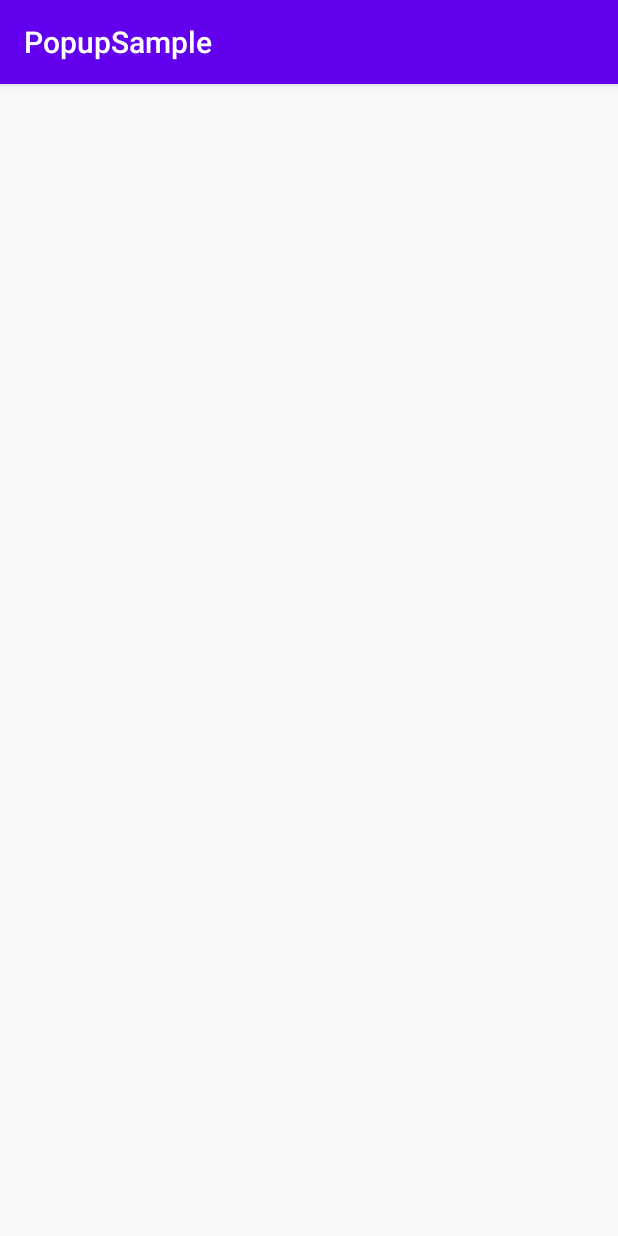
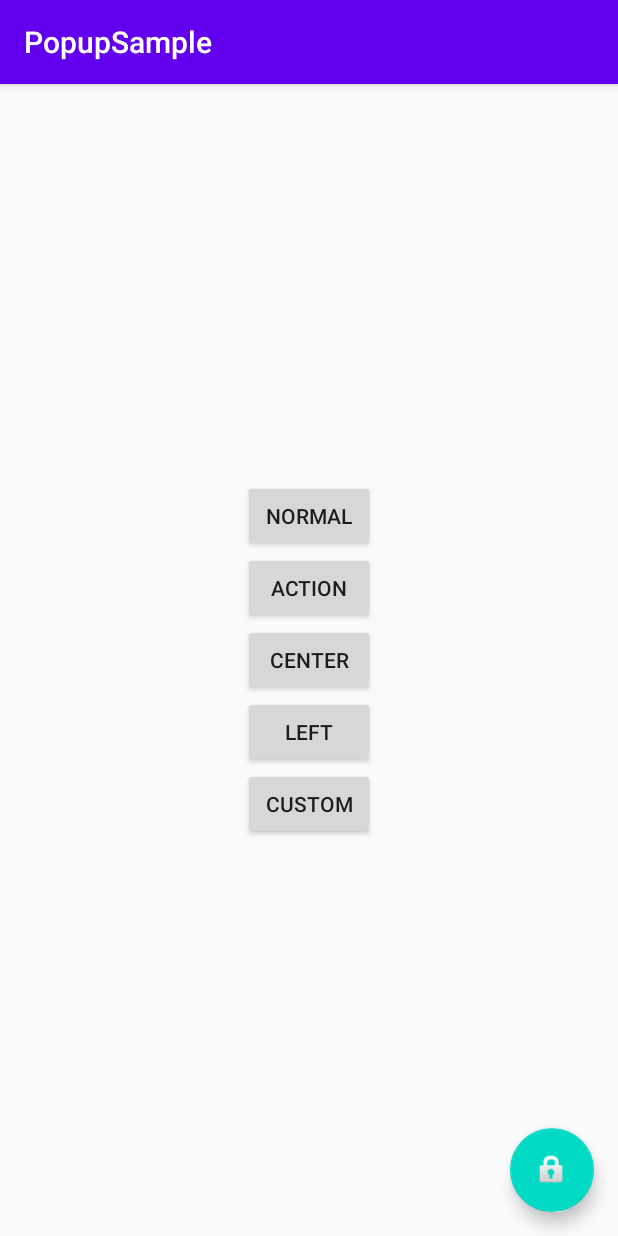
Before and after one commit to adventam10/PopupSample, an Android app: the screen it shows after launch (DialogActivity before the commit, SnackBarActivity after it), after a tap on "SnackBar", on a phone screen of 412 x 824 dp. Run offline under Robolectric (Android 15) with nearby library versions, the phone set to English and light mode, and no system bars.

Commit message:
Add snackbar

```diff
--- a/PopupSample/app/build.gradle
+++ b/PopupSample/app/build.gradle
@@ -34,4 +34,5 @@ dependencies {
     testImplementation 'junit:junit:4.12'
     androidTestImplementation 'androidx.test.ext:junit:1.1.1'
     androidTestImplementation 'androidx.test.espresso:espresso-core:3.2.0'
+    implementation 'com.google.android.material:material:1.1.0'
 }
--- a/PopupSample/app/src/main/AndroidManifest.xml
+++ b/PopupSample/app/src/main/AndroidManifest.xml
@@ -9,7 +9,8 @@
         android:roundIcon="@mipmap/ic_launcher_round"
         android:supportsRtl="true"
         android:theme="@style/AppTheme">
-        <activity android:name=".ToastActivity"></activity>
+        <activity android:name=".SnackBarActivity"></activity>
+        <activity android:name=".ToastActivity" />
         <activity android:name=".DialogActivity" />
         <activity android:name=".MainActivity">
             <intent-filter>
--- a/PopupSample/app/src/main/java/com/example/popupsample/MainActivity.kt
+++ b/PopupSample/app/src/main/java/com/example/popupsample/MainActivity.kt
@@ -23,7 +23,7 @@ class MainActivity : AppCompatActivity() {
                 Menu.Dialog -> Intent(this, DialogActivity::class.java)
                 Menu.PopupWindow -> Intent(this, DialogActivity::class.java)
                 Menu.Toast -> Intent(this, ToastActivity::class.java)
-                Menu.SnackBar -> Intent(this, DialogActivity::class.java)
+                Menu.SnackBar -> Intent(this, SnackBarActivity::class.java)
                 Menu.Menu -> Intent(this, DialogActivity::class.java)
             }
 
--- /dev/null
+++ b/PopupSample/app/src/main/java/com/example/popupsample/SnackBarActivity.kt
@@ -0,0 +1,59 @@
+package com.example.popupsample
+
+import androidx.appcompat.app.AppCompatActivity
+import android.os.Bundle
+import android.view.Gravity
+import android.view.View
+import android.widget.Button
+import android.widget.Toast
+import androidx.core.content.ContextCompat
+import com.google.android.material.snackbar.Snackbar
+
+
+class SnackBarActivity : AppCompatActivity() {
+
+    override fun onCreate(savedInstanceState: Bundle?) {
+        super.onCreate(savedInstanceState)
+        setContentView(R.layout.activity_snack_bar)
+        val root = findViewById<View>(R.id.root)
+        findViewById<Button>(R.id.button_normal).setOnClickListener {
+            Snackbar
+                .make(root, "Normal", Snackbar.LENGTH_SHORT)
+                .show()
+        }
+
+        findViewById<Button>(R.id.button_action).setOnClickListener {
+            Snackbar
+                .make(root, "Add Action", Snackbar.LENGTH_SHORT)
+                .setAction("action") {
+                    Toast.makeText(this, "Action", Toast.LENGTH_SHORT).show()
+                }
+                .show()
+        }
+
+        findViewById<Button>(R.id.button_center).setOnClickListener {
+            Snackbar
+                .make(findViewById(R.id.center), "Center", Snackbar.LENGTH_SHORT)
+                .show()
+        }
+
+        findViewById<Button>(R.id.button_left).setOnClickListener {
+            Snackbar
+                .make(findViewById(R.id.coordinatorLayout), "Left", Snackbar.LENGTH_SHORT)
+                .show()
+        }
+
+        findViewById<Button>(R.id.button_custom).setOnClickListener {
+            Snackbar
+                .make(root, "Custom", Snackbar.LENGTH_LONG)
+                .setAction("action") {
+                    Toast.makeText(this, "Action", Toast.LENGTH_SHORT).show()
+                }
+                .setTextColor(ContextCompat.getColor(this, R.color.colorAccent))
+                .setActionTextColor(ContextCompat.getColor(this, R.color.colorPrimary))
+                .setBackgroundTint(ContextCompat.getColor(this, R.color.colorPrimaryDark))
+                .setAnchorView(R.id.fab)
+                .show()
+        }
+    }
+}
--- /dev/null
+++ b/PopupSample/app/src/main/res/layout/activity_snack_bar.xml
@@ -0,0 +1,73 @@
+<?xml version="1.0" encoding="utf-8"?>
+<androidx.constraintlayout.widget.ConstraintLayout xmlns:android="http://schemas.android.com/apk/res/android"
+    xmlns:app="http://schemas.android.com/apk/res-auto"
+    xmlns:tools="http://schemas.android.com/tools"
+    android:id="@+id/root"
+    android:layout_width="match_parent"
+    android:layout_height="match_parent"
+    tools:context=".SnackBarActivity">
+
+    <LinearLayout
+        android:layout_width="wrap_content"
+        android:layout_height="wrap_content"
+        android:orientation="vertical"
+        app:layout_constraintStart_toStartOf="parent"
+        app:layout_constraintEnd_toEndOf="parent"
+        app:layout_constraintTop_toTopOf="parent"
+        app:layout_constraintBottom_toBottomOf="parent">
+
+        <Button
+            android:id="@+id/button_normal"
+            android:layout_width="wrap_content"
+            android:layout_height="wrap_content"
+            android:text="Normal" />
+        <Button
+            android:id="@+id/button_action"
+            android:layout_width="wrap_content"
+            android:layout_height="wrap_content"
+            android:text="Action" />
+        <Button
+            android:id="@+id/button_center"
+            android:layout_width="wrap_content"
+            android:layout_height="wrap_content"
+            android:text="Center" />
+        <Button
+            android:id="@+id/button_left"
+            android:layout_width="wrap_content"
+            android:layout_height="wrap_content"
+            android:text="Left" />
+        <Button
+            android:id="@+id/button_custom"
+            android:layout_width="wrap_content"
+            android:layout_height="wrap_content"
+            android:text="Custom" />
+    </LinearLayout>
+
+    <androidx.coordinatorlayout.widget.CoordinatorLayout
+        android:id="@+id/coordinatorLayout"
+        android:layout_width="wrap_content"
+        android:layout_height="wrap_content"
+        android:layout_marginStart="16dp"
+        app:layout_constraintBottom_toTopOf="@+id/fab"
+        app:layout_constraintStart_toStartOf="parent" />
+
+    <androidx.coordinatorlayout.widget.CoordinatorLayout
+        android:id="@+id/center"
+        android:layout_width="match_parent"
+        android:layout_height="wrap_content"
+        app:layout_constraintStart_toStartOf="parent"
+        app:layout_constraintEnd_toEndOf="parent"
+        app:layout_constraintTop_toTopOf="parent"
+        app:layout_constraintBottom_toBottomOf="parent" />
+
+    <com.google.android.material.floatingactionbutton.FloatingActionButton
+        android:id="@+id/fab"
+        android:layout_width="wrap_content"
+        android:layout_height="wrap_content"
+        android:layout_marginEnd="16dp"
+        android:layout_marginBottom="16dp"
+        android:clickable="true"
+        app:layout_constraintBottom_toBottomOf="parent"
+        app:layout_constraintEnd_toEndOf="parent"
+        app:srcCompat="@android:drawable/ic_lock_idle_lock" />
+</androidx.constraintlayout.widget.ConstraintLayout>
```
